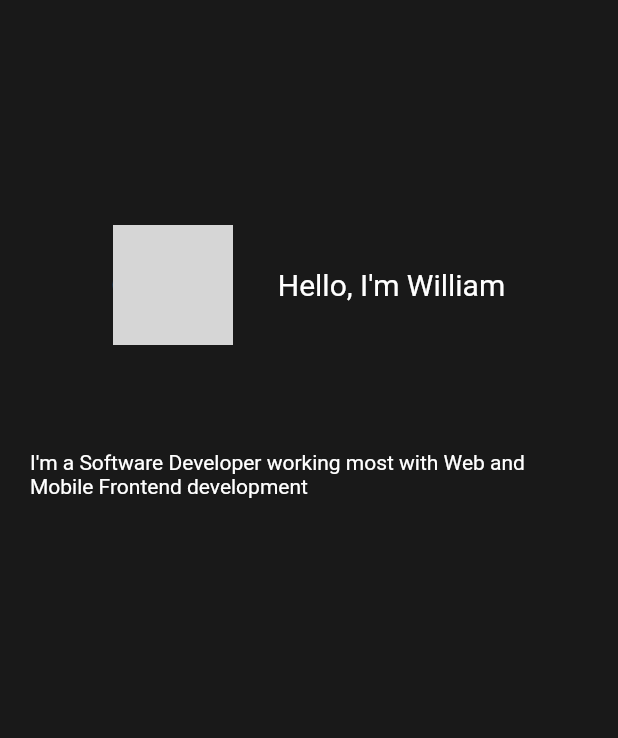
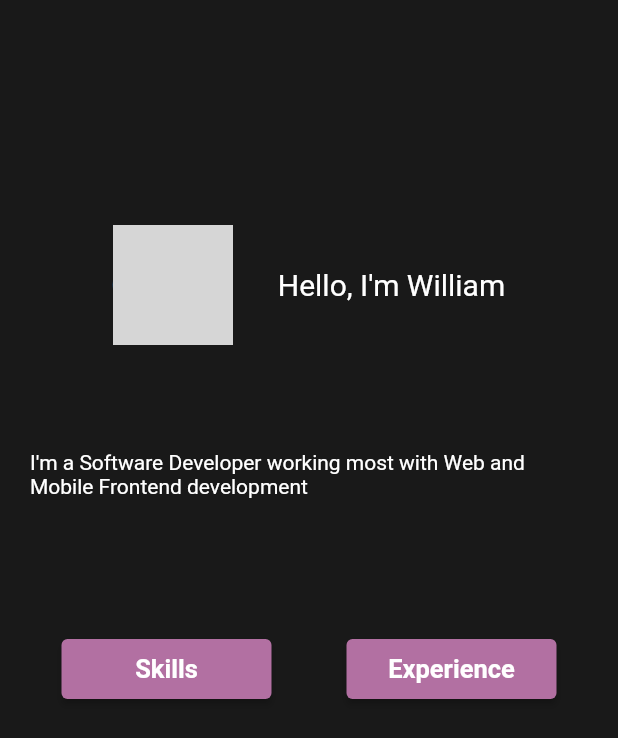
Before and after one commit to WilliamKSilva/about_me_app, a Flutter app: the screen it shows after launch, on a phone screen of 412 x 824 dp. Shown: the top 738 px of the screen. Run offline on Flutter 3.47's test engine with Material 2 defaults, Android fonts, the phone set to English and light mode, and no system bars; network calls fail; grey boxes are pictures that could not be loaded.

Commit message:
feat: add button widget and finish the home screen layout

```diff
--- a/lib/screens/home.dart
+++ b/lib/screens/home.dart
@@ -1,5 +1,6 @@
 import 'dart:ui';
 
+import 'package:about_me_app/widgets/button.dart';
 import 'package:flutter/material.dart';
 
 class Home extends StatelessWidget {
@@ -37,6 +38,15 @@ class Home extends StatelessWidget {
                 "I'm a Software Developer working most with Web and Mobile Frontend development",
                 style: TextStyle(color: Colors.white),
               ),
+            ),
+            const SizedBox(height: 70),
+            Row(
+              mainAxisAlignment: MainAxisAlignment.center,
+              children: [
+                Button('Skills', () => print('teste')),
+                const SizedBox(width: 50),
+                Button('Experience', () => print('teste')),
+              ],
             )
           ],
         ),
--- /dev/null
+++ b/lib/widgets/button.dart
@@ -0,0 +1,31 @@
+import 'package:flutter/material.dart';
+
+class Button extends StatelessWidget {
+  final String title;
+  final VoidCallback onPress;
+
+  const Button(this.title, this.onPress, {Key? key}) : super(key: key);
+
+  @override
+  Widget build(BuildContext context) {
+    return Container(
+      child: ElevatedButton(
+        child: Padding(
+          padding: const EdgeInsets.all(10),
+          child: Text(title,
+              style: const TextStyle(
+                color: Colors.white,
+                fontWeight: FontWeight.bold,
+                fontSize: 17,
+              )),
+        ),
+        onPressed: onPress,
+        style: ButtonStyle(
+            fixedSize: MaterialStateProperty.all(const Size.fromWidth(140)),
+            backgroundColor: MaterialStateProperty.all(
+              const Color(0xFFB270A2),
+            )),
+      ),
+    );
+  }
+}
```
